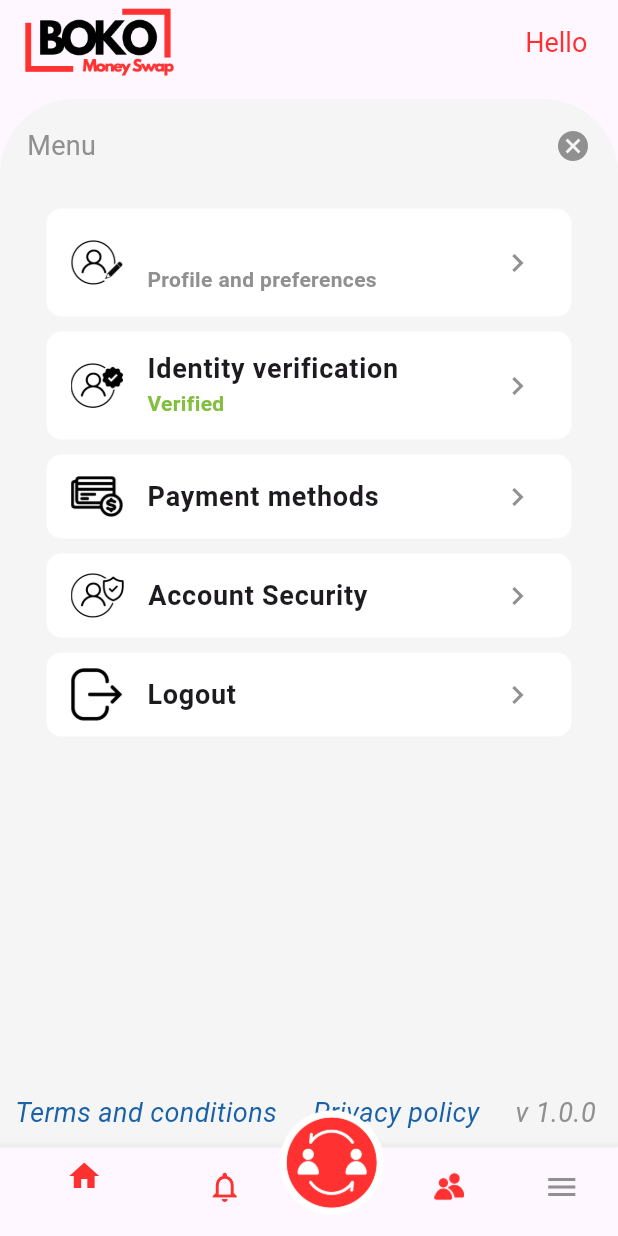
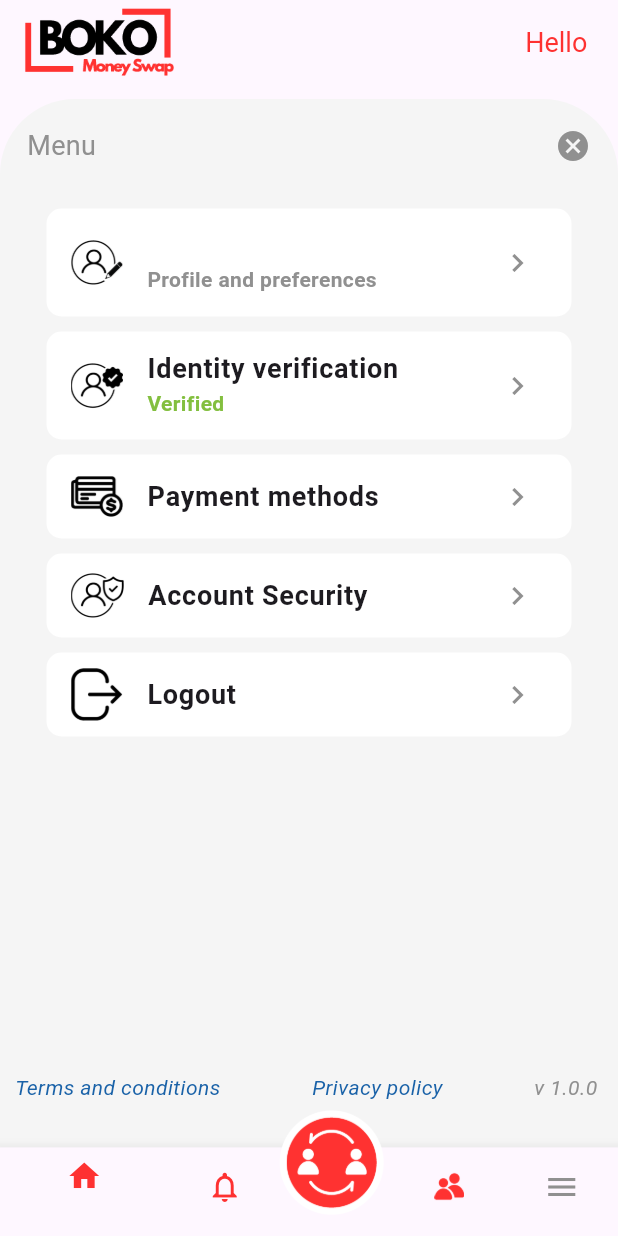
Before and after one commit to betkue/boko_test, a Flutter app: the HomePage screen opened directly with empty values, on a phone screen of 412 x 824 dp. Run offline on Flutter 3.47's test engine with Material 3 defaults, Android fonts, the light colour scheme and no system bars; our stand-ins replace app_links; missing offline and left inert: jwt_decode, oauth2.

Commit message:
conect succed

```diff
--- a/lib/home.dart
+++ b/lib/home.dart
@@ -82,21 +82,24 @@ class HomePage extends StatelessWidget {
               children: [
                 Text('Terms and conditions ',
                     style: TextStyle(
-                        fontSize: 18,
+                        // fontSize: 18,
                         fontStyle: FontStyle.italic,
                         color: blueColor)),
                 Text('Privacy policy ',
                     style: TextStyle(
-                        fontSize: 18,
+                        // fontSize: 18,
                         fontStyle: FontStyle.italic,
                         color: blueColor)),
                 Text('v 1.0.0 ',
                     style: TextStyle(
-                        fontSize: 18,
+                        // fontSize: 18,
                         fontStyle: FontStyle.italic,
                         color: gray2Color)),
               ],
             ),
+            SizedBox(
+              height: 20,
+            )
           ],
         ),
       ),
--- a/lib/utils/constant.dart
+++ b/lib/utils/constant.dart
@@ -1,4 +1,5 @@
 const String clientId = 'angolar_test';
+final String redirectUri = 'https://sso.bitkap.africa/oauth2/callback';
 final Uri redirectUrl = Uri.parse('https://sso.bitkap.africa/oauth2/callback');
 const String issuer = 'https://sso.bitkap.africa/realms/bitkap_dev';
 final authorizationEndpoint = Uri.parse(
```
Also changed, not shown: lib/main.dart (+12 -3 lines), 1 other file.
